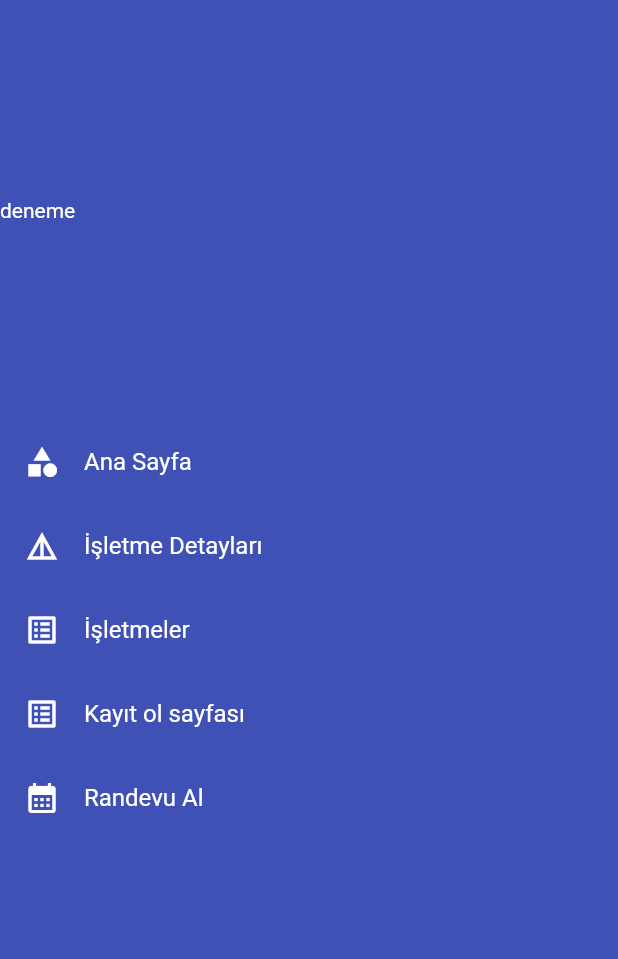
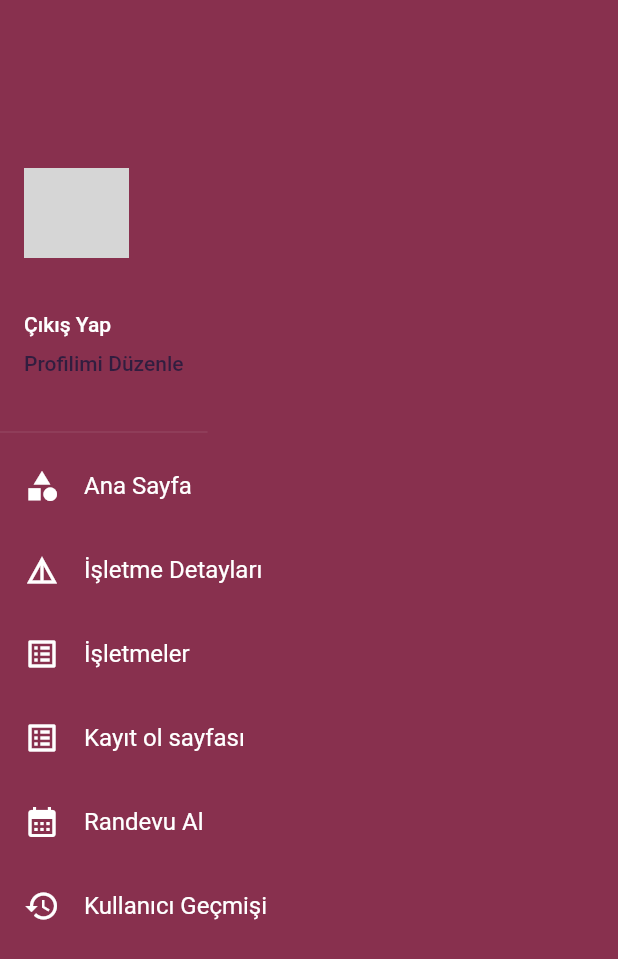
Before and after one commit to fersuekinci/OUA-bootcamp, a Flutter app: the MenuPage screen opened directly with empty values, on a phone screen of 412 x 824 dp. Shown: the top 959 px of the screen. Run offline on Flutter 3.47's test engine with Material 2 defaults, Android fonts, the phone set to English and light mode, and no system bars; our stand-ins replace carousel_slider, cloud_firestore, firebase_auth, firebase_core, flutter_datetime_picker, flutter_riverpod and 6 more; missing offline and left inert: add_2_calendar, flutter_auth_ui, ntp; accounts and stored records are empty; network calls fail; grey boxes are pictures that could not be loaded.

Commit message:
Randevu geçmişi görüntüleme yapısı kuruldu.

```diff
--- a/lib/cloud_firestore/all_business_ref.dart
+++ b/lib/cloud_firestore/all_business_ref.dart
@@ -23,7 +23,7 @@ Future<List<BusinessModal>> getBusinessByCategory(String categoryName) async {
   snapshot.docs.forEach((element) {
     var businesses = (BusinessModal.fromJson(element.data()));
     businesses.docId = element.id;
-    businesses.reference = element.reference;
+
     business.add(businesses);
   });
   return business;
--- a/lib/model/business_model.dart
+++ b/lib/model/business_model.dart
@@ -18,8 +18,6 @@ class BusinessModal {
     subtitle = json['subtitle'];
   }
 
-  set reference(DocumentReference<Map<String, dynamic>> reference) {}
-
   set docId(String docId) {}
 
   Map<String, dynamic> toJson() {
--- a/lib/pages/menu_page.dart
+++ b/lib/pages/menu_page.dart
@@ -1,4 +1,6 @@
+import 'package:firebase_auth/firebase_auth.dart';
 import 'package:flutter/material.dart';
+import 'package:oua_bootcamp/constants.dart';
 import 'package:oua_bootcamp/model/menu_item.dart';
 
 //ZoomDrawer menü elemanlarının oluşturulması ve özelliklerinin verilmesi
@@ -10,13 +12,15 @@ class MenuItems {
   static const register = MenuItemK('Kayıt ol sayfası', Icons.list_alt);
   static const businessAppointment =
       MenuItemK('Randevu Al', Icons.calendar_month);
+  static const userHistory = MenuItemK('Kullanıcı Geçmişi', Icons.history);
 
   static const all = <MenuItemK>[
     category,
     businessDetail,
     businesses,
     register,
-    businessAppointment
+    businessAppointment,
+    userHistory
   ];
 }
 
@@ -32,16 +36,62 @@ class MenuPage extends StatelessWidget {
     return Theme(
       data: ThemeData.dark(),
       child: Scaffold(
-        backgroundColor: Colors.indigo,
+        backgroundColor: kSecondColor,
         body: SafeArea(
             child: Column(
           crossAxisAlignment: CrossAxisAlignment.start,
           children: [
             const Spacer(),
             Container(
-              child: Text('deneme'),
+              height: 200,
+              child: DrawerHeader(
+                child: Column(
+                  crossAxisAlignment: CrossAxisAlignment.start,
+                  children: [
+                    Container(
+                      width: 70,
+                      height: 70,
+                      padding: const EdgeInsets.only(
+                        bottom: 10,
+                      ),
+                      child: const DecoratedBox(
+                        decoration: ShapeDecoration(
+                            shape: CircleBorder(),
+                            color: Colors.white,
+                            image: DecorationImage(
+                              fit: BoxFit.contain,
+                              image: NetworkImage(
+                                  "https://w7.pngwing.com/pngs/340/946/png-transparent-avatar-user-computer-icons-software-developer-avatar-child-face-heroes.png"),
+                            )),
+                      ),
+                    ),
+                    Text(
+                      FirebaseAuth.instance.currentUser?.email == null
+                          ? 'Giriş Yapılması'
+                          : FirebaseAuth.instance.currentUser!.email.toString(),
+                    ),
+                    const SizedBox(
+                      height: 10,
+                    ),
+                    const Text(
+                      "Çıkış Yap",
+                    ),
+                    const SizedBox(
+                      height: 10,
+                    ),
+                    InkWell(
+                      onTap: () {
+                        print("Profilimi Düzenle");
+                      },
+                      child: const Text(
+                        "Profilimi Düzenle",
+                        style: TextStyle(fontSize: 14, color: kFourthColor),
+                      ),
+                    ),
+                  ],
+                ),
+              ),
             ),
-            const Spacer(),
             ...MenuItems.all.map(buildMenuItem).toList(),
             const Spacer(
               flex: 2,
--- a/lib/widgets/menu_widget.dart
+++ b/lib/widgets/menu_widget.dart
@@ -8,7 +8,7 @@ class MenuWidget extends StatelessWidget {
   @override
   Widget build(BuildContext context) {
     return IconButton(
-        onPressed: () => ZoomDrawer.of(context)!.toggle(),
+        onPressed: () => ZoomDrawer.of(context)?.toggle(),
         icon: const Icon(Icons.menu));
   }
 }
```
Also changed, not shown: lib/cloud_firestore/user_ref.dart (+31 -0 lines), lib/pages/category_page.dart (+14 -6 lines), lib/pages/home_page.dart (+8 -3 lines), lib/pages/make_appointment.dart (+49 -20 lines), lib/pages/user_history_page.dart (added, +81 -0 lines), assets/images/user.png (added).
